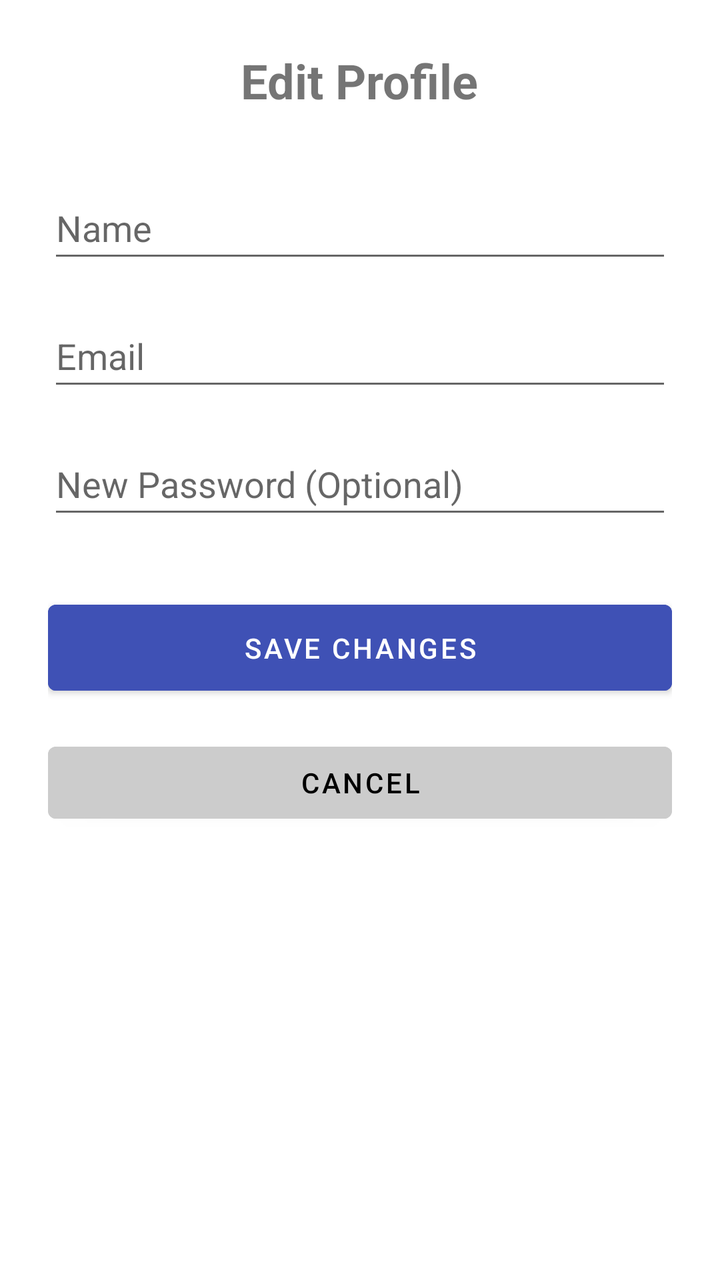
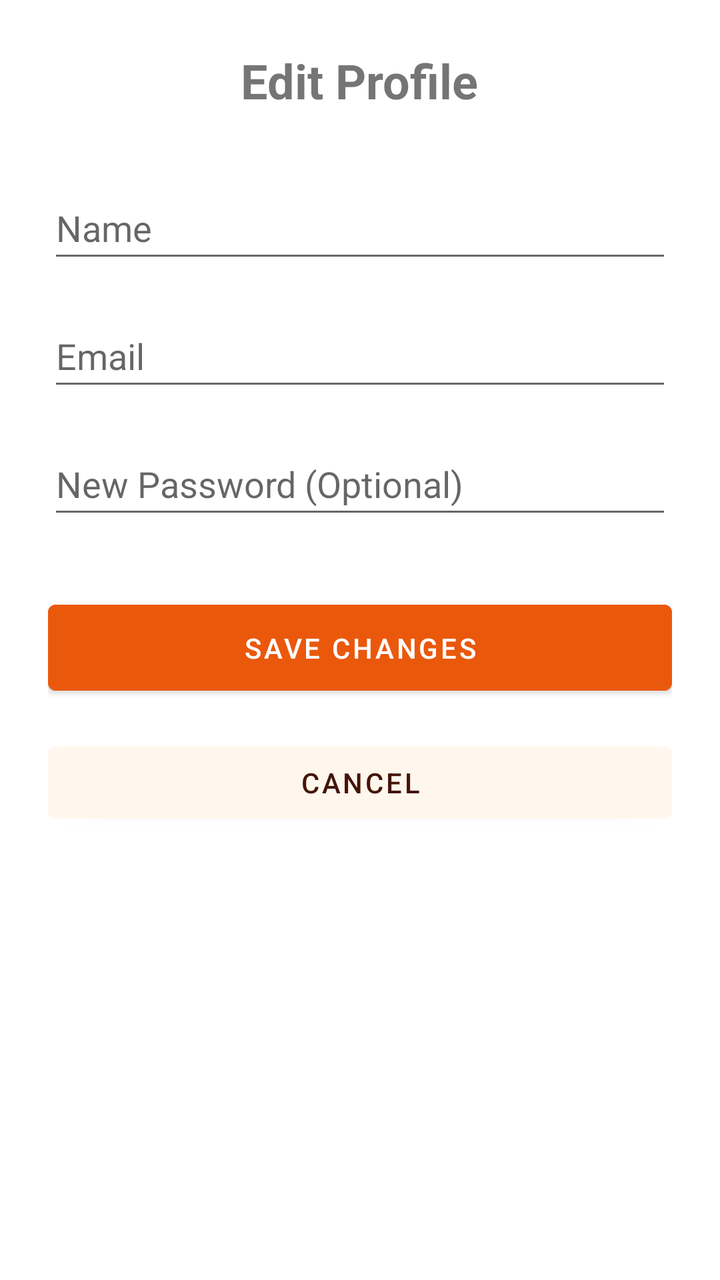

Before-and-after screenshots of an Android layout around one commit, followed by the original layout XML and the change that was made.
<!-- AndroidManifest.xml: application theme Theme.InternalPointSystem -->
<!-- res/layout/activity_profile.xml -->
<?xml version="1.0" encoding="utf-8"?>
<LinearLayout xmlns:android="http://schemas.android.com/apk/res/android"
    android:layout_width="match_parent"
    android:layout_height="match_parent"
    android:orientation="vertical"
    android:padding="24dp"
    android:gravity="center_horizontal">

    <TextView
        android:layout_width="wrap_content"
        android:layout_height="wrap_content"
        android:text="Edit Profile"
        android:textSize="24sp"
        android:textStyle="bold"
        android:layout_marginBottom="32dp"/>

    <EditText
        android:id="@+id/etName"
        android:layout_width="match_parent"
        android:layout_height="wrap_content"
        android:hint="Name"
        android:minHeight="48dp"
        android:layout_marginBottom="16dp"/>

    <EditText
        android:id="@+id/etEmail"
        android:layout_width="match_parent"
        android:layout_height="wrap_content"
        android:hint="Email"
        android:inputType="textEmailAddress"
        android:minHeight="48dp"
        android:layout_marginBottom="16dp"/>

    <EditText
        android:id="@+id/etPassword"
        android:layout_width="match_parent"
        android:layout_height="wrap_content"
        android:hint="New Password (Optional)"
        android:inputType="textPassword"
        android:minHeight="48dp"
        android:layout_marginBottom="32dp"/>

    <Button
        android:id="@+id/btnSave"
        android:layout_width="match_parent"
        android:layout_height="wrap_content"
        android:text="Save Changes"
        android:backgroundTint="#3F51B5"
        android:textColor="#FFFFFF"
        android:padding="12dp"
        android:layout_marginBottom="16dp"/>

    <Button
        android:id="@+id/btnCancel"
        android:layout_width="match_parent"
        android:layout_height="wrap_content"
        android:text="Cancel"
        android:backgroundTint="#CCCCCC"
        android:textColor="#000000"/>

</LinearLayout>
<!-- resources referenced by this layout -->
<resources>
  <style name="Theme.InternalPointSystem" parent="Theme.MaterialComponents.DayNight.DarkActionBar">
          
          <item name="colorPrimary">@color/purple_500</item>
          <item name="colorPrimaryVariant">@color/purple_700</item>
          <item name="colorOnPrimary">@color/white</item>
          
          <item name="colorSecondary">@color/teal_200</item>
          <item name="colorSecondaryVariant">@color/teal_700</item>
          <item name="colorOnSecondary">@color/black</item>
          
          <item name="android:statusBarColor" tools:targetApi="l">?attr/colorPrimaryVariant</item>
          
      </style>
  <color name="purple_500">#FF6200EE</color>
  <color name="purple_700">#FF3700B3</color>
  <color name="white">#FFFFFFFF</color>
  <color name="teal_200">#FF03DAC5</color>
  <color name="teal_700">#FF018786</color>
  <color name="black">#FF000000</color>
</resources>

<!-- the commit's change to res/layout/activity_profile.xml (unified diff, before → after) -->
@@ -45,8 +45,8 @@
         android:layout_width="match_parent"
         android:layout_height="wrap_content"
         android:text="Save Changes"
-        android:backgroundTint="#3F51B5"
-        android:textColor="#FFFFFF"
+        android:backgroundTint="@color/brand_primary"
+        android:textColor="@color/white"
         android:padding="12dp"
         android:layout_marginBottom="16dp"/>
 
@@ -55,7 +55,7 @@
         android:layout_width="match_parent"
         android:layout_height="wrap_content"
         android:text="Cancel"
-        android:backgroundTint="#CCCCCC"
-        android:textColor="#000000"/>
+        android:backgroundTint="@color/bg_main"
+        android:textColor="@color/text_primary"/>
 
 </LinearLayout>
<!-- resource entries referenced after the edit -->
@@ -1,23 +1,24 @@
 <!-- resources referenced by this layout -->
 <resources>
+  <color name="bg_main">#FFF7ED</color>
+  <color name="brand_primary">#EA580C</color>
+  <color name="text_primary">#431407</color>
   <style name="Theme.InternalPointSystem" parent="Theme.MaterialComponents.DayNight.DarkActionBar">
           
-          <item name="colorPrimary">@color/purple_500</item>
-          <item name="colorPrimaryVariant">@color/purple_700</item>
+          <item name="colorPrimary">@color/brand_primary</item>
+          <item name="colorPrimaryVariant">@color/brand_primary_dark</item>
           <item name="colorOnPrimary">@color/white</item>
           
-          <item name="colorSecondary">@color/teal_200</item>
-          <item name="colorSecondaryVariant">@color/teal_700</item>
-          <item name="colorOnSecondary">@color/black</item>
+          <item name="colorSecondary">@color/coin_primary</item>
+          <item name="colorSecondaryVariant">@color/coin_secondary</item>
+          <item name="colorOnSecondary">@color/white</item>
           
           <item name="android:statusBarColor" tools:targetApi="l">?attr/colorPrimaryVariant</item>
           
       </style>
-  <color name="purple_500">#FF6200EE</color>
-  <color name="purple_700">#FF3700B3</color>
-  <color name="white">#FFFFFFFF</color>
-  <color name="teal_200">#FF03DAC5</color>
-  <color name="teal_700">#FF018786</color>
-  <color name="black">#FF000000</color>
+  <color name="brand_primary_dark">#C2410C</color>
+  <color name="coin_primary">#F59E0B</color>
+  <color name="coin_secondary">#D97706</color>
+  <color name="white">#FFFFFF</color>
 </resources>
 
